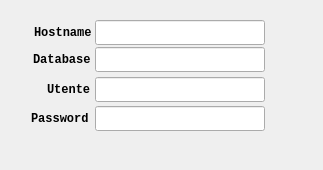
Above: QtUI/dialogDatabase.ui from emper0r/aron-conf before the change. Below: the same form after it.
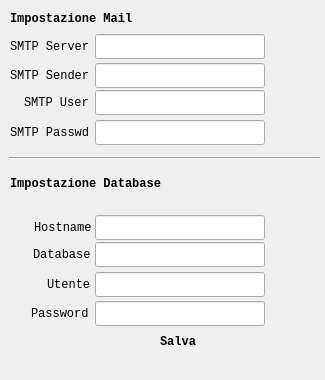
That is the form after the change.

Commit message:
* Added settings mails
  + Send email after create license
  + Fixed active / deactive icon on column

What changed in the file:
```diff
--- a/QtUI/dialogDatabase.ui
+++ b/QtUI/dialogDatabase.ui
@@ -6,20 +6,20 @@
    <rect>
     <x>0</x>
     <y>0</y>
-    <width>323</width>
-    <height>170</height>
+    <width>325</width>
+    <height>380</height>
    </rect>
   </property>
   <property name="minimumSize">
    <size>
-    <width>0</width>
-    <height>0</height>
+    <width>325</width>
+    <height>380</height>
    </size>
   </property>
   <property name="maximumSize">
    <size>
     <width>325</width>
-    <height>170</height>
+    <height>380</height>
    </size>
   </property>
   <property name="sizeIncrement">
@@ -53,7 +53,7 @@
    <property name="geometry">
     <rect>
      <x>95</x>
-     <y>20</y>
+     <y>215</y>
      <width>170</width>
      <height>25</height>
     </rect>
@@ -84,7 +84,7 @@
    <property name="geometry">
     <rect>
      <x>34</x>
-     <y>23</y>
+     <y>218</y>
      <width>60</width>
      <height>20</height>
     </rect>
@@ -105,8 +105,8 @@
     <font>
      <family>Monospace</family>
      <pointsize>9</pointsize>
-     <weight>75</weight>
-     <bold>true</bold>
+     <weight>50</weight>
+     <bold>false</bold>
     </font>
    </property>
    <property name="cursor">
@@ -119,8 +119,8 @@
   <widget class="QPushButton" name="btSave">
    <property name="geometry">
     <rect>
-     <x>160</x>
-     <y>140</y>
+     <x>130</x>
+     <y>330</y>
      <width>25</width>
      <height>25</height>
     </rect>
@@ -148,7 +148,7 @@
    <property name="geometry">
     <rect>
      <x>95</x>
-     <y>106</y>
+     <y>301</y>
      <width>170</width>
      <height>25</height>
     </rect>
@@ -182,7 +182,7 @@
    <property name="geometry">
     <rect>
      <x>31</x>
-     <y>109</y>
+     <y>304</y>
      <width>65</width>
      <height>20</height>
     </rect>
@@ -209,8 +209,8 @@
     <font>
      <family>Monospace</family>
      <pointsize>9</pointsize>
-     <weight>75</weight>
-     <bold>true</bold>
+     <weight>50</weight>
+     <bold>false</bold>
     </font>
    </property>
    <property name="cursor">
@@ -227,7 +227,7 @@
    <property name="geometry">
     <rect>
      <x>95</x>
-     <y>47</y>
+     <y>242</y>
      <width>170</width>
      <height>25</height>
     </rect>
@@ -258,7 +258,7 @@
    <property name="geometry">
     <rect>
      <x>33</x>
-     <y>50</y>
+     <y>245</y>
      <width>60</width>
      <height>20</height>
     </rect>
@@ -279,8 +279,8 @@
     <font>
      <family>Monospace</family>
      <pointsize>9</pointsize>
-     <weight>75</weight>
-     <bold>true</bold>
+     <weight>50</weight>
+     <bold>false</bold>
     </font>
    </property>
    <property name="cursor">
@@ -297,7 +297,7 @@
    <property name="geometry">
     <rect>
      <x>95</x>
-     <y>77</y>
+     <y>272</y>
      <width>170</width>
      <height>25</height>
     </rect>
@@ -328,7 +328,7 @@
    <property name="geometry">
     <rect>
      <x>47</x>
-     <y>80</y>
+     <y>275</y>
      <width>60</width>
      <height>20</height>
     </rect>
@@ -349,8 +349,8 @@
     <font>
      <family>Monospace</family>
      <pointsize>9</pointsize>
-     <weight>75</weight>
-     <bold>true</bold>
+     <weight>50</weight>
+     <bold>false</bold>
     </font>
    </property>
    <property name="cursor">
@@ -360,6 +360,383 @@
     <string>Utente</string>
    </property>
   </widget>
+  <widget class="QLabel" name="labelSmtpPassword">
+   <property name="geometry">
+    <rect>
+     <x>10</x>
+     <y>123</y>
+     <width>80</width>
+     <height>20</height>
+    </rect>
+   </property>
+   <property name="minimumSize">
+    <size>
+     <width>80</width>
+     <height>20</height>
+    </size>
+   </property>
+   <property name="maximumSize">
+    <size>
+     <width>80</width>
+     <height>20</height>
+    </size>
+   </property>
+   <property name="font">
+    <font>
+     <family>Monospace</family>
+     <pointsize>9</pointsize>
+     <weight>50</weight>
+     <bold>false</bold>
+    </font>
+   </property>
+   <property name="cursor">
+    <cursorShape>PointingHandCursor</cursorShape>
+   </property>
+   <property name="text">
+    <string>SMTP Passwd</string>
+   </property>
+  </widget>
+  <widget class="QLineEdit" name="EditDialogSmtpUser">
+   <property name="enabled">
+    <bool>true</bool>
+   </property>
+   <property name="geometry">
+    <rect>
+     <x>95</x>
+     <y>90</y>
+     <width>170</width>
+     <height>25</height>
+    </rect>
+   </property>
+   <property name="minimumSize">
+    <size>
+     <width>170</width>
+     <height>25</height>
+    </size>
+   </property>
+   <property name="maximumSize">
+    <size>
+     <width>170</width>
+     <height>25</height>
+    </size>
+   </property>
+   <property name="font">
+    <font>
+     <family>Monospace</family>
+     <pointsize>9</pointsize>
+    </font>
+   </property>
+   <property name="cursor">
+    <cursorShape>PointingHandCursor</cursorShape>
+   </property>
+   <property name="readOnly">
+    <bool>false</bool>
+   </property>
+  </widget>
+  <widget class="QLabel" name="labelSmtpServer">
+   <property name="geometry">
+    <rect>
+     <x>10</x>
+     <y>37</y>
+     <width>80</width>
+     <height>20</height>
+    </rect>
+   </property>
+   <property name="minimumSize">
+    <size>
+     <width>80</width>
+     <height>20</height>
+    </size>
+   </property>
+   <property name="maximumSize">
+    <size>
+     <width>80</width>
+     <height>20</height>
+    </size>
+   </property>
+   <property name="font">
+    <font>
+     <family>Monospace</family>
+     <pointsize>9</pointsize>
+     <weight>50</weight>
+     <bold>false</bold>
+    </font>
+   </property>
+   <property name="cursor">
+    <cursorShape>PointingHandCursor</cursorShape>
+   </property>
+   <property name="text">
+    <string>SMTP Server</string>
+   </property>
+  </widget>
+  <widget class="QLineEdit" name="EditDialogSmtpPassword">
+   <property name="enabled">
+    <bool>true</bool>
+   </property>
+   <property name="geometry">
+    <rect>
+     <x>95</x>
+     <y>120</y>
+     <width>170</width>
+     <height>25</height>
+    </rect>
+   </property>
+   <property name="minimumSize">
+    <size>
+     <width>170</width>
+     <height>25</height>
+    </size>
+   </property>
+   <property name="maximumSize">
+    <size>
+     <width>170</width>
+     <height>25</height>
+    </size>
+   </property>
+   <property name="font">
+    <font>
+     <family>Monospace</family>
+     <pointsize>9</pointsize>
+    </font>
+   </property>
+   <property name="cursor">
+    <cursorShape>PointingHandCursor</cursorShape>
+   </property>
+   <property name="echoMode">
+    <enum>QLineEdit::Password</enum>
+   </property>
+   <property name="readOnly">
+    <bool>false</bool>
+   </property>
+  </widget>
+  <widget class="QLabel" name="labelSmtpUser">
+   <property name="geometry">
+    <rect>
+     <x>24</x>
+     <y>93</y>
+     <width>70</width>
+     <height>20</height>
+    </rect>
+   </property>
+   <property name="minimumSize">
+    <size>
+     <width>70</width>
+     <height>20</height>
+    </size>
+   </property>
+   <property name="maximumSize">
+    <size>
+     <width>70</width>
+     <height>20</height>
+    </size>
+   </property>
+   <property name="font">
+    <font>
+     <family>Monospace</family>
+     <pointsize>9</pointsize>
+     <weight>50</weight>
+     <bold>false</bold>
+    </font>
+   </property>
+   <property name="cursor">
+    <cursorShape>PointingHandCursor</cursorShape>
+   </property>
+   <property name="text">
+    <string>SMTP User</string>
+   </property>
+  </widget>
+  <widget class="QLineEdit" name="EditDialogSmtpServer">
+   <property name="enabled">
+    <bool>true</bool>
+   </property>
+   <property name="geometry">
+    <rect>
+     <x>95</x>
+     <y>34</y>
+     <width>170</width>
+     <height>25</height>
+    </rect>
+   </property>
+   <property name="minimumSize">
+    <size>
+     <width>170</width>
+     <height>25</height>
+    </size>
+   </property>
+   <property name="maximumSize">
+    <size>
+     <width>170</width>
+     <height>25</height>
+    </size>
+   </property>
+   <property name="font">
+    <font>
+     <family>Monospace</family>
+     <pointsize>9</pointsize>
+    </font>
+   </property>
+   <property name="cursor">
+    <cursorShape>PointingHandCursor</cursorShape>
+   </property>
+   <property name="readOnly">
+    <bool>false</bool>
+   </property>
+  </widget>
+  <widget class="Line" name="line">
+   <property name="geometry">
+    <rect>
+     <x>9</x>
+     <y>150</y>
+     <width>311</width>
+     <height>16</height>
+    </rect>
+   </property>
+   <property name="cursor">
+    <cursorShape>PointingHandCursor</cursorShape>
+   </property>
+   <property name="orientation">
+    <enum>Qt::Horizontal</enum>
+   </property>
+  </widget>
+  <widget class="QLabel" name="labelImpostazioneMail">
+   <property name="geometry">
+    <rect>
+     <x>10</x>
+     <y>10</y>
+     <width>131</width>
+     <height>18</height>
+    </rect>
+   </property>
+   <property name="font">
+    <font>
+     <weight>75</weight>
+     <bold>true</bold>
+    </font>
+   </property>
+   <property name="cursor">
+    <cursorShape>PointingHandCursor</cursorShape>
+   </property>
+   <property name="text">
+    <string>Impostazione Mail</string>
+   </property>
+  </widget>
+  <widget class="QLabel" name="labelImpostazioneDB">
+   <property name="geometry">
+    <rect>
+     <x>10</x>
+     <y>175</y>
+     <width>161</width>
+     <height>18</height>
+    </rect>
+   </property>
+   <property name="font">
+    <font>
+     <weight>75</weight>
+     <bold>true</bold>
+    </font>
+   </property>
+   <property name="cursor">
+    <cursorShape>PointingHandCursor</cursorShape>
+   </property>
+   <property name="text">
+    <string>Impostazione Database</string>
+   </property>
+  </widget>
+  <widget class="QLabel" name="labelImpostazioneSave">
+   <property name="geometry">
+    <rect>
+     <x>160</x>
+     <y>333</y>
+     <width>51</width>
+     <height>18</height>
+    </rect>
+   </property>
+   <property name="font">
+    <font>
+     <weight>75</weight>
+     <bold>true</bold>
+    </font>
+   </property>
+   <property name="cursor">
+    <cursorShape>PointingHandCursor</cursorShape>
+   </property>
+   <property name="text">
+    <string>Salva</string>
+   </property>
+  </widget>
+  <widget class="QLabel" name="labelSmtpSender">
+   <property name="geometry">
+    <rect>
+     <x>10</x>
+     <y>66</y>
+     <width>80</width>
+     <height>20</height>
+    </rect>
+   </property>
+   <property name="minimumSize">
+    <size>
+     <width>80</width>
+     <height>20</height>
+    </size>
+   </property>
+   <property name="maximumSize">
+    <size>
+     <width>80</width>
+     <height>20</height>
+    </size>
+   </property>
+   <property name="font">
+    <font>
+     <family>Monospace</family>
+     <pointsize>9</pointsize>
+     <weight>50</weight>
+     <bold>false</bold>
+    </font>
+   </property>
+   <property name="cursor">
+    <cursorShape>PointingHandCursor</cursorShape>
+   </property>
+   <property name="text">
+    <string>SMTP Sender</string>
+   </property>
+  </widget>
+  <widget class="QLineEdit" name="EditDialogSmtpSender">
+   <property name="enabled">
+    <bool>true</bool>
+   </property>
+   <property name="geometry">
+    <rect>
+     <x>95</x>
+     <y>63</y>
+     <width>170</width>
+     <height>25</height>
+    </rect>
+   </property>
+   <property name="minimumSize">
+    <size>
+     <width>170</width>
+     <height>25</height>
+    </size>
+   </property>
+   <property name="maximumSize">
+    <size>
+     <width>170</width>
+     <height>25</height>
+    </size>
+   </property>
+   <property name="font">
+    <font>
+     <family>Monospace</family>
+     <pointsize>9</pointsize>
+    </font>
+   </property>
+   <property name="cursor">
+    <cursorShape>PointingHandCursor</cursorShape>
+   </property>
+   <property name="readOnly">
+    <bool>false</bool>
+   </property>
+  </widget>
  </widget>
  <layoutdefault spacing="6" margin="11"/>
  <tabstops>
```
Left out of the diff: 24 changed lines with no effect on the pictures. The commit also changes 6 other files.
